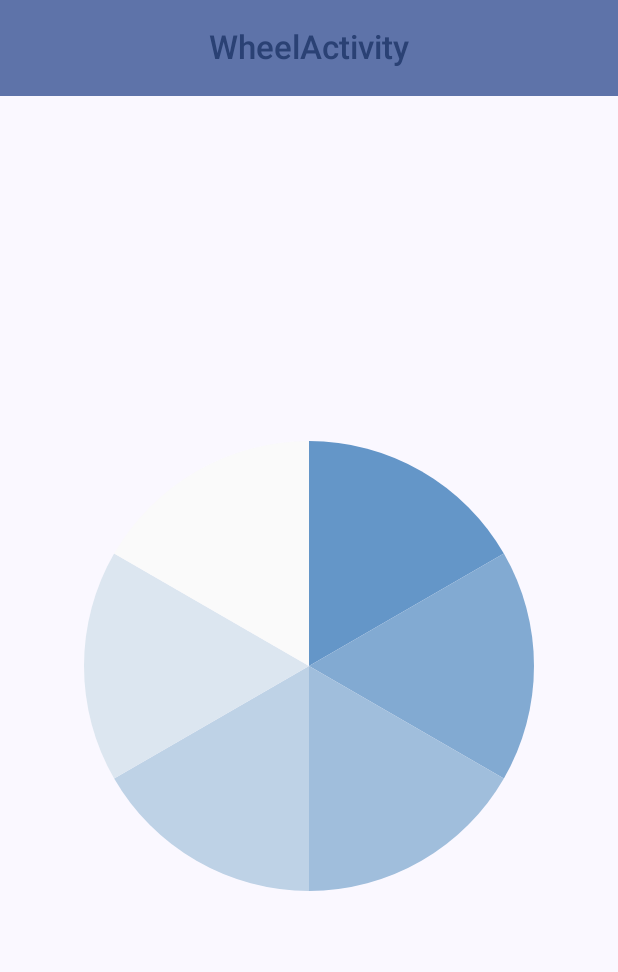
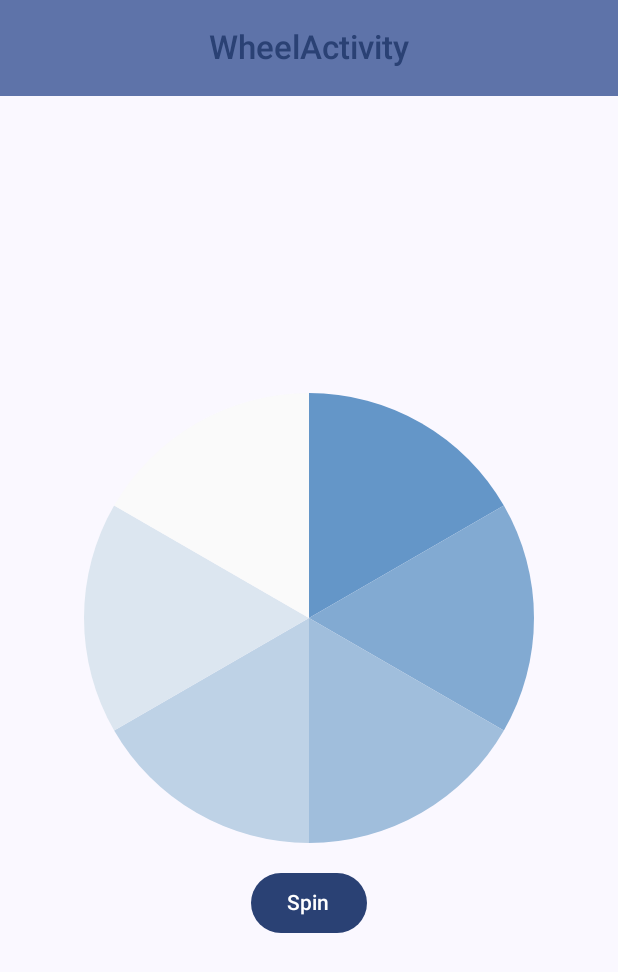
Before and after one commit to cuongttn2/wheel_compose, an Android app built with Jetpack Compose: the WheelActivity screen opened directly, with no data from a screen before it, on a phone screen of 412 x 824 dp. Shown: the top 972 px of the screen. Run offline under Robolectric (Android 15) with nearby library versions, the phone set to English and light mode, and no system bars; our stand-ins replace Dagger/Hilt's generated code, Timber; 1 statement that could not run was skipped.

Commit message:
demo spin wheel

```diff
--- a/app/src/main/java/com/example/wheelcompose/ui/wheel/WheelActivity.kt
+++ b/app/src/main/java/com/example/wheelcompose/ui/wheel/WheelActivity.kt
@@ -8,6 +8,7 @@ import androidx.compose.material3.SnackbarHostState
 import androidx.compose.runtime.Composable
 import com.example.wheelcompose.base.BaseActivity
 import dagger.hilt.android.AndroidEntryPoint
+import timber.log.Timber
 
 @AndroidEntryPoint
 class WheelActivity : BaseActivity<WheelViewModel>() {
@@ -19,7 +20,10 @@ class WheelActivity : BaseActivity<WheelViewModel>() {
         savedInstanceState: Bundle?,
         snackBarHostState: SnackbarHostState,
     ) {
-        WheelScreen()
+        val segments = listOf("Phần 1", "Phần 2", "Phần 3", "Phần 4", "Phần 5", "Phần 6")
+        WheelScreen(durationMillis = 10000, segments = segments) {
+            Timber.tag("WheelSpinner").d(it)
+        }
     }
 
     override fun init(savedInstanceState: Bundle?) {
--- a/app/src/main/java/com/example/wheelcompose/ui/wheel/WheelScreen.kt
+++ b/app/src/main/java/com/example/wheelcompose/ui/wheel/WheelScreen.kt
@@ -1,23 +1,76 @@
 package com.example.wheelcompose.ui.wheel
 
+import WheelSpinner
+import androidx.compose.animation.core.Animatable
+import androidx.compose.animation.core.FastOutSlowInEasing
+import androidx.compose.animation.core.tween
+import androidx.compose.foundation.layout.Arrangement.Center
 import androidx.compose.foundation.layout.Box
+import androidx.compose.foundation.layout.Column
+import androidx.compose.foundation.layout.Spacer
 import androidx.compose.foundation.layout.fillMaxSize
+import androidx.compose.foundation.layout.height
 import androidx.compose.foundation.layout.size
+import androidx.compose.material3.Button
+import androidx.compose.material3.Text
 import androidx.compose.runtime.Composable
+import androidx.compose.runtime.remember
+import androidx.compose.runtime.rememberCoroutineScope
 import androidx.compose.ui.Alignment
 import androidx.compose.ui.Modifier
+import androidx.compose.ui.draw.rotate
 import androidx.compose.ui.unit.dp
-import com.example.wheelcompose.ui.widget.WheelSpinner
+import kotlinx.coroutines.launch
+import kotlin.random.Random
 
 @Composable
-fun WheelScreen() {
-    // Danh sách các phần của wheel
-    val segments = listOf("Phần 1", "Phần 2", "Phần 3", "Phần 4", "Phần 5", "Phần 6")
-    Box(
+fun WheelScreen(
+    segments: List<String>,
+    durationMillis: Int = 3000,  // thời gian quay có thể điều chỉnh (mili giây)
+    onResult: (String) -> Unit = {} // Callback trả về tên phần được chọn
+) {
+    // Animatable để điều chỉnh góc quay của wheel
+    val rotation = remember { Animatable(0f) }
+    val coroutineScope = rememberCoroutineScope()
+    // Mỗi phần có góc quét bằng 360° chia đều theo số lượng phần
+    val sweepAngle = 360f / segments.size
+
+    Column(
         modifier = Modifier.fillMaxSize(),
-        contentAlignment = Alignment.Center
+        horizontalAlignment = Alignment.CenterHorizontally,
+        verticalArrangement = Center
     ) {
-        // Vẽ wheel với kích thước 300dp x 300dp
-        WheelSpinner(segments = segments, modifier = Modifier.size(300.dp))
+        // WheelSpinner được quay dựa trên giá trị rotation.value (đơn vị độ)
+        WheelSpinner(
+            segments = segments,
+            modifier = Modifier
+                .size(300.dp)
+                .rotate(rotation.value)
+        )
+        Spacer(modifier = Modifier.height(16.dp))
+        Button(onClick = {
+            coroutineScope.launch {
+                // Tính toán số vòng quay ngẫu nhiên và một góc quay phụ
+                val fullSpins = (3..5).random() // quay từ 3 đến 5 vòng
+                val extraRotation = Random.nextFloat() * 360f
+                val targetRotation = rotation.value + 360f * fullSpins + extraRotation
+                // Quay wheel với hiệu ứng mượt, thời gian có thể điều chỉnh
+                rotation.animateTo(
+                    targetRotation,
+                    animationSpec = tween(durationMillis = durationMillis, easing = FastOutSlowInEasing)
+                )
+                // Sau khi animation hoàn thành, tính phần nào đang ở vị trí top (góc -90°)
+                // Lưu ý: khi wheel quay, góc của phần được tính theo:
+                // effectiveAngle = (360 - (finalRotation % 360)) % 360
+                val finalRotation = rotation.value % 360
+                val effectiveAngle = (360 - finalRotation) % 360
+                // selectedIndex: phần nào có khoảng góc chứa effectiveAngle (với góc quét sweepAngle)
+                val selectedIndex = (effectiveAngle / sweepAngle).toInt() % segments.size
+                // Trả về tên của segment được chọn
+                onResult(segments[selectedIndex])
+            }
+        }) {
+            Text("Spin")
+        }
     }
 }
--- a/app/src/main/java/com/example/wheelcompose/ui/widget/WheelView.kt
+++ b/app/src/main/java/com/example/wheelcompose/ui/widget/WheelView.kt
@@ -1,5 +1,3 @@
-package com.example.wheelcompose.ui.widget
-
 import androidx.compose.foundation.Canvas
 import androidx.compose.runtime.Composable
 import androidx.compose.ui.Modifier
@@ -12,11 +10,10 @@ import timber.log.Timber
 fun WheelSpinner(
     segments: List<String>,
     modifier: Modifier = Modifier,
-    onSegmentSelected: (Int) -> Unit = {}, // Callback khi chọn 1 phần, có thể xử lý thêm
 ) {
     /**
     Góc quét cho mỗi phần
-    */
+     */
     val sweepAngle = 360f / segments.size
 
     Canvas(modifier = modifier) {
```
